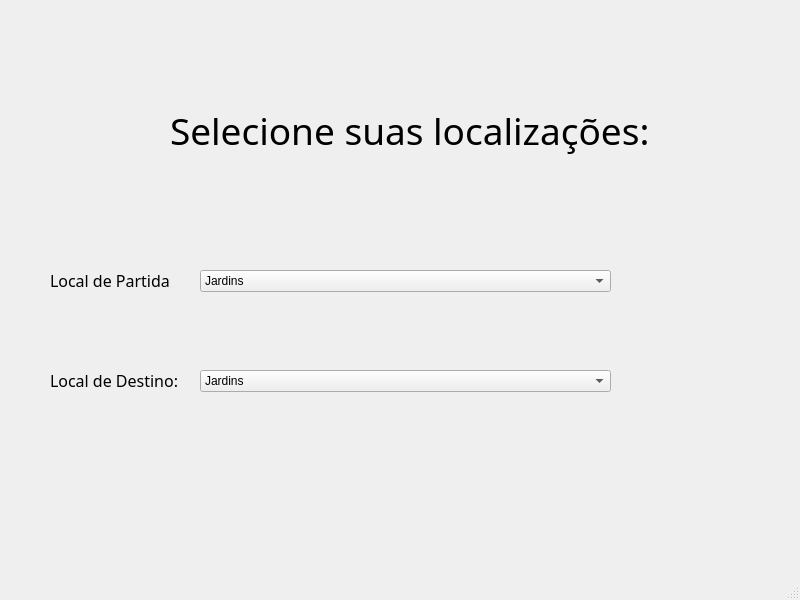
First picture: the form in Projeto Final - Testes PyQt/pedircarona.ui, repository filipefborba/Trabalho-Final, before the edit.
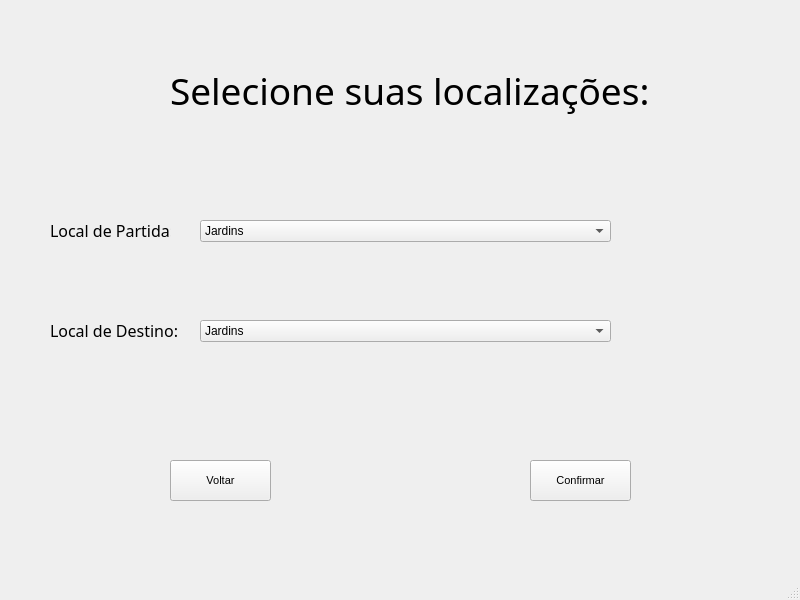
Second picture: the form after the edit.

The edit to the form file:
```diff
--- a/Projeto Final - Testes PyQt/pedircarona.ui
+++ b/Projeto Final - Testes PyQt/pedircarona.ui
@@ -18,7 +18,7 @@
     <property name="geometry">
      <rect>
       <x>170</x>
-      <y>90</y>
+      <y>50</y>
       <width>531</width>
       <height>81</height>
      </rect>
@@ -37,7 +37,7 @@
     <property name="geometry">
      <rect>
       <x>50</x>
-      <y>360</y>
+      <y>310</y>
       <width>171</width>
       <height>41</height>
      </rect>
@@ -56,7 +56,7 @@
     <property name="geometry">
      <rect>
       <x>50</x>
-      <y>260</y>
+      <y>210</y>
       <width>121</width>
       <height>41</height>
      </rect>
@@ -75,7 +75,7 @@
     <property name="geometry">
      <rect>
       <x>200</x>
-      <y>270</y>
+      <y>220</y>
       <width>411</width>
       <height>22</height>
      </rect>
@@ -118,7 +118,7 @@
     <property name="geometry">
      <rect>
       <x>200</x>
-      <y>370</y>
+      <y>320</y>
       <width>411</width>
       <height>22</height>
      </rect>
@@ -157,16 +157,44 @@
      </property>
     </item>
    </widget>
-  </widget>
-  <widget class="QMenuBar" name="menubar">
-   <property name="geometry">
-    <rect>
-     <x>0</x>
-     <y>0</y>
-     <width>800</width>
-     <height>21</height>
-    </rect>
-   </property>
+   <widget class="QPushButton" name="voltar">
+    <property name="geometry">
+     <rect>
+      <x>170</x>
+      <y>460</y>
+      <width>101</width>
+      <height>41</height>
+     </rect>
+    </property>
+    <property name="font">
+     <font>
+      <family>MS Shell Dlg 2</family>
+      <pointsize>8</pointsize>
+     </font>
+    </property>
+    <property name="text">
+     <string>Voltar</string>
+    </property>
+   </widget>
+   <widget class="QPushButton" name="confirmar">
+    <property name="geometry">
+     <rect>
+      <x>530</x>
+      <y>460</y>
+      <width>101</width>
+      <height>41</height>
+     </rect>
+    </property>
+    <property name="font">
+     <font>
+      <family>MS Shell Dlg 2</family>
+      <pointsize>8</pointsize>
+     </font>
+    </property>
+    <property name="text">
+     <string>Confirmar</string>
+    </property>
+   </widget>
   </widget>
   <widget class="QStatusBar" name="statusbar"/>
  </widget>
```
Left out of the diff: 6 changed lines with no effect on the pictures.
